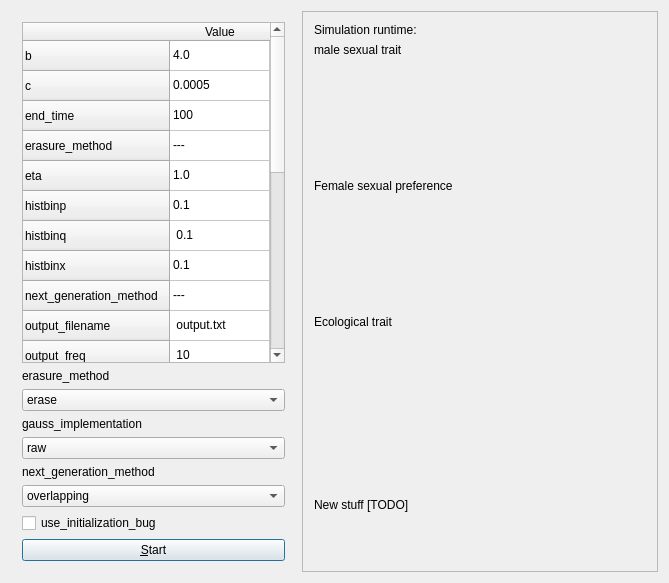
First picture: the form in sado_qtdialog.ui, repository richelbilderbeek/pbdmms, before the edit.
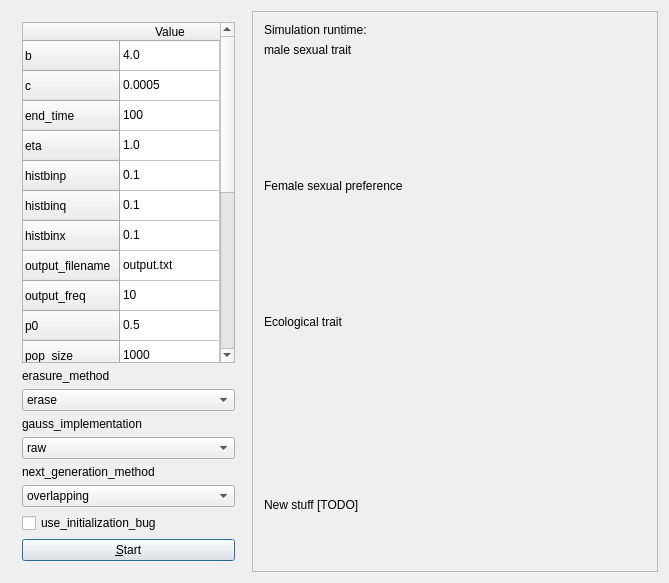
Second picture: the form after the edit. Custom widgets are drawn as their Qt base class.

Commit message: No obsolete rows in parameters table

The edit to the form file:
```diff
--- a/sado_qtdialog.ui
+++ b/sado_qtdialog.ui
@@ -43,11 +43,6 @@
           <string>end_time</string>
          </property>
         </row>
-        <row>
-         <property name="text">
-          <string>erasure_method</string>
-         </property>
-        </row>
         <row>
          <property name="text">
           <string>eta</string>
@@ -68,11 +63,6 @@
           <string>histbinx</string>
          </property>
         </row>
-        <row>
-         <property name="text">
-          <string>next_generation_method</string>
-         </property>
-        </row>
         <row>
          <property name="text">
           <string>output_filename</string>
@@ -133,11 +123,6 @@
           <string>sv</string>
          </property>
         </row>
-        <row>
-         <property name="text">
-          <string>use_initialization_bug</string>
-         </property>
-        </row>
         <row>
          <property name="text">
           <string>x0</string>
@@ -165,12 +150,12 @@
         </item>
         <item row="3" column="0">
          <property name="text">
-          <string>---</string>
+          <string>1.0</string>
          </property>
         </item>
         <item row="4" column="0">
          <property name="text">
-          <string>1.0</string>
+          <string>0.1</string>
          </property>
         </item>
         <item row="5" column="0">
@@ -180,85 +165,70 @@
         </item>
         <item row="6" column="0">
          <property name="text">
-          <string> 0.1</string>
+          <string>0.1</string>
          </property>
         </item>
         <item row="7" column="0">
          <property name="text">
-          <string>0.1</string>
+          <string>output.txt</string>
          </property>
         </item>
         <item row="8" column="0">
          <property name="text">
-          <string>---</string>
+          <string>10</string>
          </property>
         </item>
         <item row="9" column="0">
          <property name="text">
-          <string> output.txt</string>
+          <string>0.5 </string>
          </property>
         </item>
         <item row="10" column="0">
          <property name="text">
-          <string> 10</string>
+          <string>1000</string>
          </property>
         </item>
         <item row="11" column="0">
          <property name="text">
-          <string> 0.5</string>
+          <string>0.5</string>
          </property>
         </item>
         <item row="12" column="0">
          <property name="text">
-          <string> 1000</string>
+          <string>0.4</string>
          </property>
         </item>
         <item row="13" column="0">
          <property name="text">
-          <string> 0.5</string>
+          <string>0.6</string>
          </property>
         </item>
         <item row="14" column="0">
          <property name="text">
-          <string> 0.4</string>
+          <string>123</string>
          </property>
         </item>
         <item row="15" column="0">
          <property name="text">
-          <string> 0.6</string>
+          <string>1.2</string>
          </property>
         </item>
         <item row="16" column="0">
          <property name="text">
-          <string> 123</string>
+          <string>0.2</string>
          </property>
         </item>
         <item row="17" column="0">
          <property name="text">
-          <string> 1.2</string>
+          <string>1.0</string>
          </property>
         </item>
         <item row="18" column="0">
          <property name="text">
-          <string>0.2</string>
-         </property>
-        </item>
-        <item row="19" column="0">
-         <property name="text">
-          <string>1.0</string>
-         </property>
-        </item>
-        <item row="20" column="0">
-         <property name="text">
           <string>0.02</string>
          </property>
         </item>
-        <item row="21" column="0">
-         <property name="text">
-          <string>---</string>
-         </property>
-        </item>
-        <item row="22" column="0">
+        <item row="19" column="0">
          <property name="text">
           <string>0.5</string>
          </property>
@@ -368,7 +338,7 @@
        <rect>
         <x>0</x>
         <y>0</y>
-        <width>317</width>
+        <width>377</width>
         <height>567</height>
        </rect>
       </property>
```
The commit also changes 1 other file.
